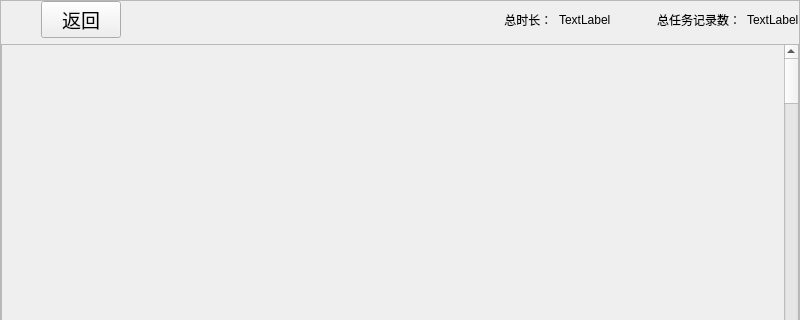
The window that TomClock_QtCreator/screenUi/historywindow.ui (MeoRinLime/TomClock) describes before a commit, drawn with Qt 5; both pictures show x 0 to 800 and y 0 to 320 of the 800 by 500 pixel window.
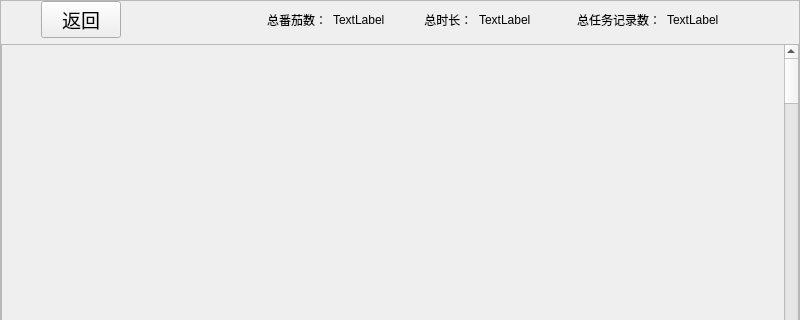
The same window after the commit. Icons and pictures are not drawn.

Patch:
```diff
--- a/TomClock_QtCreator/screenUi/historywindow.ui
+++ b/TomClock_QtCreator/screenUi/historywindow.ui
@@ -107,23 +107,21 @@
               </property>
              </spacer>
             </item>
+            <item>
+             <widget class="QLabel" name="label_4">
+              <property name="text">
+               <string>总番茄数：</string>
+              </property>
+             </widget>
+            </item>
            </layout>
           </item>
           <item>
-           <spacer name="horizontalSpacer_4">
-            <property name="orientation">
-             <enum>Qt::Horizontal</enum>
+           <widget class="QLabel" name="totalTomato">
+            <property name="text">
+             <string>TextLabel</string>
             </property>
-            <property name="sizeType">
-             <enum>QSizePolicy::Preferred</enum>
-            </property>
-            <property name="sizeHint" stdset="0">
-             <size>
-              <width>40</width>
-              <height>20</height>
-             </size>
-            </property>
-           </spacer>
+           </widget>
           </item>
           <item>
            <layout class="QHBoxLayout" name="horizontalLayout">
@@ -171,6 +169,32 @@
               </property>
              </widget>
             </item>
+            <item>
+             <spacer name="horizontalSpacer_5">
+              <property name="orientation">
+               <enum>Qt::Horizontal</enum>
+              </property>
+              <property name="sizeHint" stdset="0">
+               <size>
+                <width>40</width>
+                <height>20</height>
+               </size>
+              </property>
+             </spacer>
+            </item>
+            <item>
+             <spacer name="horizontalSpacer_4">
+              <property name="orientation">
+               <enum>Qt::Horizontal</enum>
+              </property>
+              <property name="sizeHint" stdset="0">
+               <size>
+                <width>40</width>
+                <height>20</height>
+               </size>
+              </property>
+             </spacer>
+            </item>
            </layout>
           </item>
          </layout>
```
